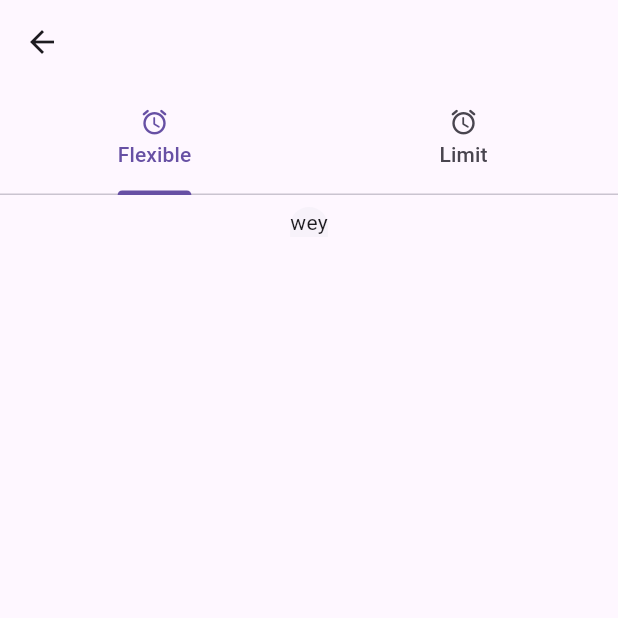
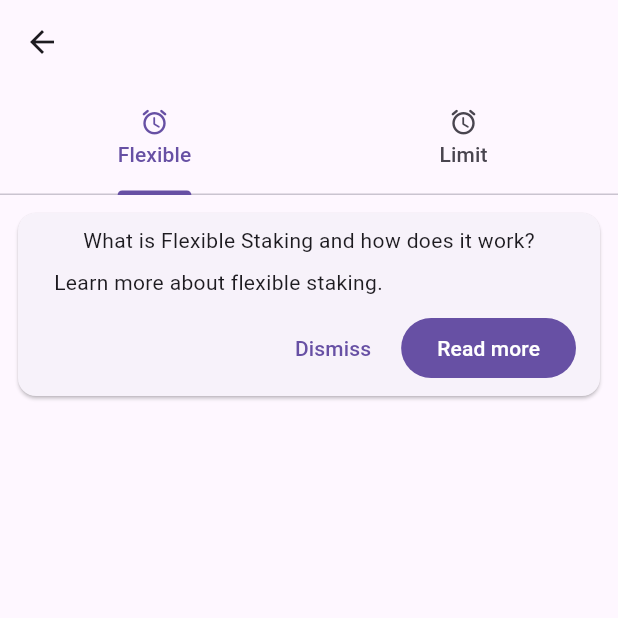
Before and after one commit to NightmareFox12/Stark-Fi, a Flutter app: the LayoutScreen screen opened directly, after a tap on "Stake now", on a phone screen of 412 x 824 dp, the top half of it. Run offline on Flutter 3.47's test engine with Material 3 defaults, Android fonts, the light colour scheme and no system bars; our stand-ins replace flutter_hooks, shared_preferences, shimmer_animation; missing offline and left inert: shared_preferences_android, starknet, starknet_provider; accounts and stored records are empty; network calls fail.

Commit message:
Refactor HomeScreen and StakeScreen, update layout and theme integration
- Updated HomeScreen to improve layout and navigation to StakeScreen.
- Created StakeScreen with a tabbed interface for flexible and limit staking options.
- Enhanced CardBalance component with updated text styles for better readability.
- Refactored StarkFiTheme to include new color properties for consistent theming across screens.
- Removed deprecated StakeScreen implementation and replaced it with a new structure.

```diff
--- a/lib/screens/HomeScreen/components/card_balance.dart
+++ b/lib/screens/HomeScreen/components/card_balance.dart
@@ -23,12 +23,15 @@ class CardBalance extends StatelessWidget {
                 ),
               )
             : Card(
-                surfaceTintColor: StarkFiTheme(context).primaryColor,
+                color: StarkFiTheme(context).primaryColor,
                 child: myBalanceStrk.hasError
                     ? Center(
                         child: Text(
                           "A connection error has occurred.",
-                          style: StarkTextStyles.textSemiBold,
+                          style: StarkTextStyles.textNormal(
+                            context: context,
+                            weight: FontWeight.w600,
+                          ),
                         ),
                       )
                     : Column(
@@ -37,9 +40,9 @@ class CardBalance extends StatelessWidget {
                         children: [
                           Text(
                             "Balance:",
-                            style: TextStyle(
-                              fontSize: 16,
-                              fontWeight: FontWeight.w500,
+                            style: StarkTextStyles.textNormal(
+                              context: context,
+                              weight: FontWeight.w600,
                             ),
                           ),
                           Row(
@@ -49,9 +52,10 @@ class CardBalance extends StatelessWidget {
                             children: [
                               Text(
                                 "${myBalanceStrk.data ?? 0} STRK",
-                                style: TextStyle(
-                                  fontSize: 32,
-                                  fontWeight: FontWeight.w600,
+                                style: StarkTextStyles.textNormal(
+                                  context: context,
+                                  size: 32,
+                                  weight: FontWeight.w600,
                                 ),
                               ),
                               Image.asset(
--- a/lib/screens/home_screen.dart
+++ b/lib/screens/HomeScreen/home_screen.dart
@@ -1,7 +1,7 @@
 import 'package:flutter/material.dart';
 import 'package:flutter_hooks/flutter_hooks.dart';
 import 'package:stark_fi/screens/HomeScreen/components/card_balance.dart';
-import 'package:stark_fi/screens/stake_screen.dart';
+import 'package:stark_fi/screens/StakeScreen/stake_screen.dart';
 import 'package:stark_fi/services/strk_contract_service.dart';
 
 class HomeScreen extends HookWidget {
--- /dev/null
+++ b/lib/screens/StakeScreen/stake_screen.dart
@@ -0,0 +1,101 @@
+import 'package:flutter/material.dart';
+import 'package:flutter_hooks/flutter_hooks.dart';
+import 'package:stark_fi/utils/stark_text_styles.dart';
+
+class StakeScreen extends HookWidget {
+  const StakeScreen({super.key});
+
+  @override
+  Widget build(BuildContext context) {
+    //states
+
+    return DefaultTabController(
+      length: 2,
+      child: SafeArea(
+        child: Scaffold(
+          appBar: AppBar(
+            bottom: TabBar(
+              tabs: [
+                Tab(
+                  text: "Flexible",
+                  icon: Icon(Icons.access_alarm_rounded, size: 20),
+                ),
+
+                Tab(
+                  text: "Limit",
+                  icon: Icon(Icons.access_alarm_rounded, size: 20),
+                ),
+              ],
+            ),
+          ),
+          body: TabBarView(
+            children: [
+              Padding(
+                padding: EdgeInsetsGeometry.all(8),
+                child: Column(
+                  children: [
+                    SizedBox(
+                      width: double.maxFinite,
+                      child: Card(
+                        child: Padding(
+                          padding: const EdgeInsets.only(
+                            top: 8,
+                            bottom: 8,
+                            left: 16,
+                            right: 16,
+                          ),
+                          child: Column(
+                            spacing: 10,
+                            children: [
+                              Padding(
+                                padding: const EdgeInsets.only(
+                                  left: 8,
+                                  right: 8,
+                                ),
+                                child: Column(
+                                  spacing: 8,
+                                  children: [
+                                    Text(
+                                      "What is Flexible Staking and how does it work?",
+                                      // style: StarkTextStyles.textTheme(context),
+                                    ),
+                                    SizedBox(
+                                      width: double.maxFinite,
+                                      child: Text(
+                                        "Learn more about flexible staking.",
+                                      ),
+                                    ),
+                                  ],
+                                ),
+                              ),
+
+                              Row(
+                                mainAxisAlignment: MainAxisAlignment.end,
+                                spacing: 8,
+                                children: [
+                                  TextButton(
+                                    onPressed: () {},
+                                    child: Text("Dismiss"),
+                                  ),
+                                  FilledButton(
+                                    onPressed: () {},
+                                    child: Text("Read more"),
+                                  ),
+                                ],
+                              ),
+                            ],
+                          ),
+                        ),
+                      ),
+                    ),
+                  ],
+                ),
+              ),
+              Text("children tow"),
+            ],
+          ),
+        ),
+      ),
+    );
+  }
+}
--- a/lib/screens/layout_screen.dart
+++ b/lib/screens/layout_screen.dart
@@ -1,7 +1,7 @@
 import 'package:flutter/material.dart';
 import 'package:flutter_hooks/flutter_hooks.dart';
 import 'package:stark_fi/screens/history_screen.dart';
-import 'package:stark_fi/screens/home_screen.dart';
+import 'package:stark_fi/screens/HomeScreen/home_screen.dart';
 import 'package:stark_fi/theme/stark_fi_theme.dart';
 
 class LayoutScreen extends HookWidget {
@@ -15,11 +15,15 @@ class LayoutScreen extends HookWidget {
     return SafeArea(
       child: Scaffold(
         appBar: AppBar(
-          title: Text("Home"),
+          title: Text(
+            "Home",
+            style: TextStyle(color: StarkFiTheme(context).contentColor),
+          ),
           backgroundColor: StarkFiTheme(context).primaryColor,
         ),
         body: [HomeScreen(), HistoryScreen()][currentPage.value],
         bottomNavigationBar: bottomBar(currentPage),
+        backgroundColor: StarkFiTheme(context).base100,
       ),
     );
   }
--- a/lib/screens/stake_screen.dart
+++ /dev/null
@@ -1,49 +0,0 @@
-import 'package:flutter/material.dart';
-import 'package:flutter_hooks/flutter_hooks.dart';
-
-class StakeScreen extends HookWidget {
-  const StakeScreen({super.key});
-
-  @override
-  Widget build(BuildContext context) {
-    return DefaultTabController(
-      length: 2,
-      child: SafeArea(
-        child: Scaffold(
-          appBar: AppBar(
-            bottom: TabBar(
-              tabs: [
-                Tab(
-                  text: "Flexible",
-                  icon: Icon(Icons.access_alarm_rounded, size: 20),
-                ),
-
-                Tab(
-                  text: "Limit",
-                  icon: Icon(Icons.access_alarm_rounded, size: 20),
-                ),
-              ],
-            ),
-          ),
-          body: TabBarView(
-            children: [
-              Padding(
-                padding: const EdgeInsets.all(8),
-                child: Column(
-                  children: [
-                    BottomSheet(
-                      onClosing: () {},
-                      builder: (context) => Text("wey"),
-                    ),
-                  ],
-                ),
-              ),
-
-              Text("children tow"),
-            ],
-          ),
-        ),
-      ),
-    );
-  }
-}
--- a/lib/theme/stark_fi_theme.dart
+++ b/lib/theme/stark_fi_theme.dart
@@ -5,28 +5,41 @@ class StarkFiTheme {
   late bool isDark;
   late Color primaryColor;
   late Color contentColor;
+  late Color base100;
 
   StarkFiTheme(BuildContext context) {
     isDark = isDarkMode(context);
 
-    primaryColor = isDarkMode(context)
-        ? StarkFiDark.primaryColor
-        : StarkFiLight.primaryColor;
+    primaryColor = StarkFiLight.primaryColor;
+    contentColor = StarkFiLight.contentColor;
+    base100 = StarkFiLight.base100;
 
-    contentColor = isDarkMode(context)
-        ? StarkFiDark.contentColor
-        : StarkFiLight.contentColor;
+    // primaryColor = isDarkMode(context)
+    //     ? StarkFiDark.primaryColor
+    //     : StarkFiLight.primaryColor;
+
+    // contentColor = isDarkMode(context)
+    //     ? StarkFiDark.contentColor
+    //     : StarkFiLight.contentColor;
+
+    // base100 = isDarkMode(context) ? StarkFiDark.base100 : StarkFiLight.base100;
   }
 }
 
 class StarkFiLight {
-  static final Color primaryColor = Color(0xFF007AFF);
+  static final Color primaryColor = blue300;
   static final Color contentColor = Color(0xFF000000);
-  static final Color background = Color(0xFF16171E);
-
+  static final Color base100 = Color(0xFFFBFBFB);
 }
 
-class StarkFiDark {
-  static final Color primaryColor = Color(0xFF007AFF);
-  static final Color contentColor = Color(0xFFFFFFFF);
-}
+// class StarkFiDark {
+//   static final Color primaryColor = Color(0xFF615fff);
+//   static final Color contentColor = Color(0xFFFFFFFF);
+//   static final Color base100 = neutral950;
+// }
+
+//TailwindCSS Colors
+final Color neutral950 = Color(0xFF0A0A0A);
+
+final Color blue300 = Color(0xFF8ec5ff);
+final Color blue400 = Color(0xFF51a2ff);
--- a/lib/utils/stark_text_styles.dart
+++ b/lib/utils/stark_text_styles.dart
@@ -1,9 +1,14 @@
 import 'package:flutter/cupertino.dart';
+import 'package:stark_fi/theme/stark_fi_theme.dart';
 
 class StarkTextStyles {
-  static final textNormal = TextStyle(fontSize: 18);
-  static final textSemiBold = TextStyle(
-    fontSize: 18,
-    fontWeight: FontWeight.w600,
+  static TextStyle textNormal({
+    required BuildContext context,
+    double? size = 16,
+    FontWeight? weight,
+  }) => TextStyle(
+    fontSize: size,
+    fontWeight: weight,
+    color: StarkFiTheme(context).contentColor,
   );
 }
```
